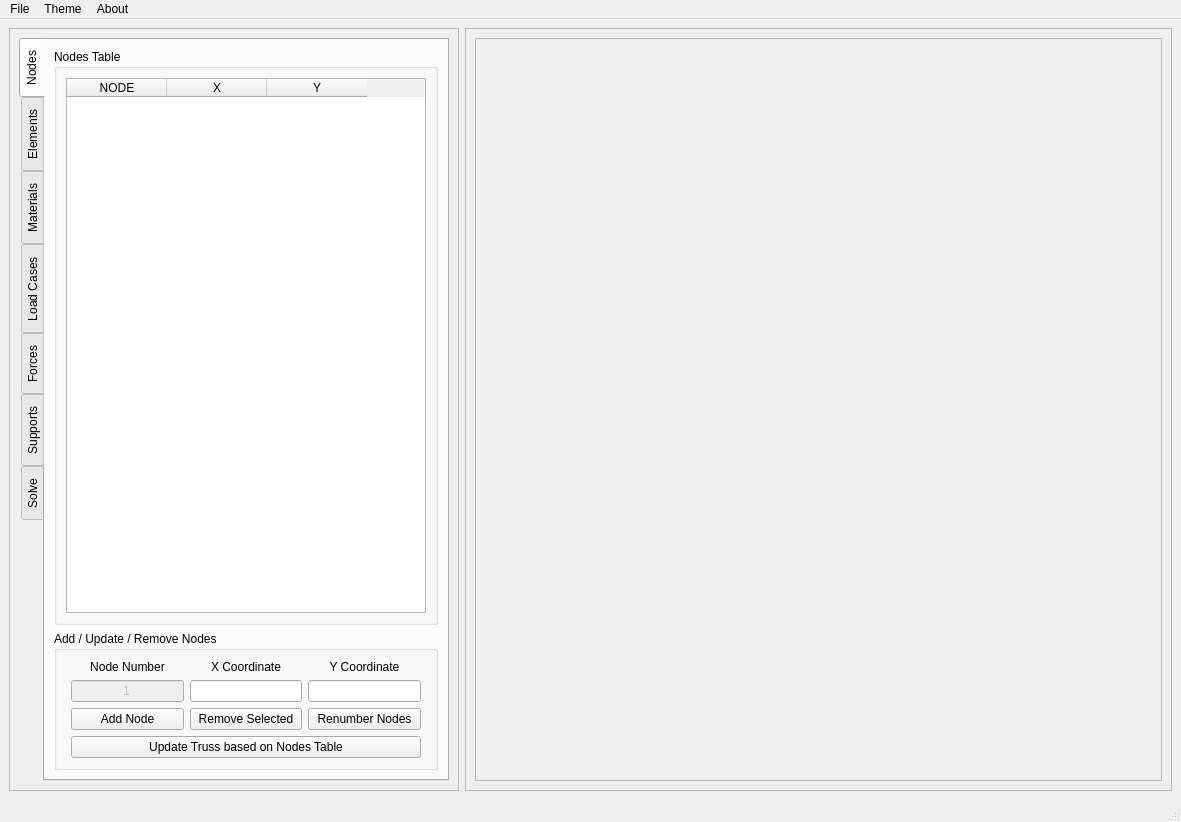
The window that Truss2D_GUI.ui (mjamezquidilla/pysead) describes before a commit, drawn with Qt 5.
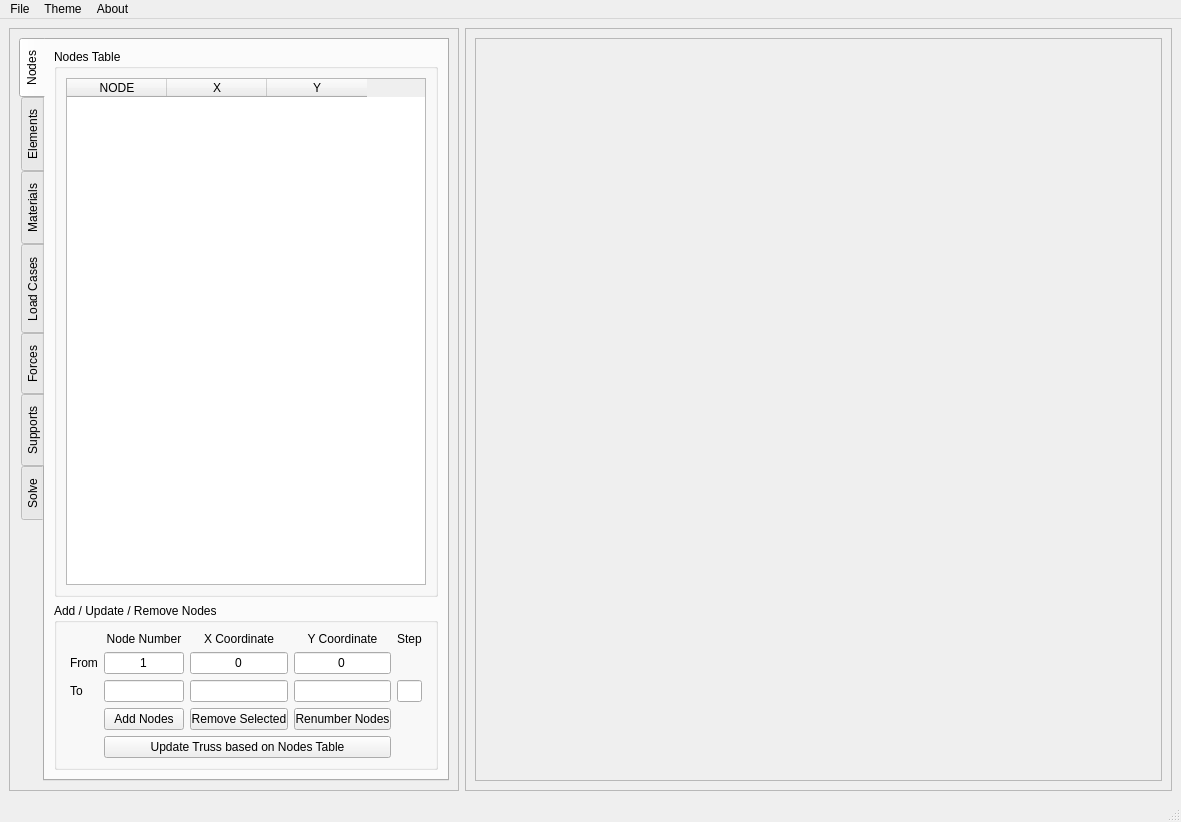
The same window after the commit.

Patch:
```diff
--- a/Truss2D_GUI.ui
+++ b/Truss2D_GUI.ui
@@ -125,74 +125,45 @@
                </property>
                <layout class="QHBoxLayout" name="horizontalLayout_4">
                 <item>
-                 <layout class="QGridLayout" name="Add_Remove_Grid">
+                 <layout class="QGridLayout" name="Add_Remove_Grid" rowstretch="1,0,0,0,0" columnstretch="1,0,0,0,0">
+                  <property name="sizeConstraint">
+                   <enum>QLayout::SetDefaultConstraint</enum>
+                  </property>
                   <property name="leftMargin">
-                   <number>5</number>
+                   <number>4</number>
                   </property>
                   <property name="rightMargin">
-                   <number>5</number>
+                   <number>4</number>
                   </property>
-                  <item row="1" column="1">
-                   <widget class="QLineEdit" name="X_Coord_LEdit">
-                    <property name="alignment">
-                     <set>Qt::AlignCenter</set>
-                    </property>
-                   </widget>
-                  </item>
-                  <item row="0" column="0">
-                   <widget class="QLabel" name="Node_Number_Label">
-                    <property name="text">
-                     <string>Node Number</string>
-                    </property>
-                    <property name="alignment">
-                     <set>Qt::AlignCenter</set>
-                    </property>
-                   </widget>
-                  </item>
-                  <item row="2" column="0">
-                   <widget class="QPushButton" name="Add_Node_Button">
-                    <property name="sizePolicy">
-                     <sizepolicy hsizetype="Minimum" vsizetype="Expanding">
-                      <horstretch>0</horstretch>
-                      <verstretch>0</verstretch>
-                     </sizepolicy>
-                    </property>
-                    <property name="text">
-                     <string>Add Node</string>
-                    </property>
-                   </widget>
-                  </item>
-                  <item row="2" column="1">
-                   <widget class="QPushButton" name="Remove_Node_Button">
-                    <property name="sizePolicy">
-                     <sizepolicy hsizetype="Minimum" vsizetype="Expanding">
-                      <horstretch>0</horstretch>
-                      <verstretch>0</verstretch>
-                     </sizepolicy>
-                    </property>
-                    <property name="text">
-                     <string>Remove Selected</string>
-                    </property>
-                   </widget>
-                  </item>
-                  <item row="0" column="2">
-                   <widget class="QLabel" name="Y_Coord_Label">
-                    <property name="text">
-                     <string>Y Coordinate</string>
-                    </property>
-                    <property name="alignment">
-                     <set>Qt::AlignCenter</set>
-                    </property>
-                   </widget>
-                  </item>
                   <item row="2" column="2">
+                   <widget class="QLineEdit" name="X2_Coord_LEdit">
+                    <property name="alignment">
+                     <set>Qt::AlignCenter</set>
+                    </property>
+                   </widget>
+                  </item>
+                  <item row="1" column="0">
+                   <widget class="QLabel" name="label_12">
+                    <property name="text">
+                     <string>From</string>
+                    </property>
+                   </widget>
+                  </item>
+                  <item row="3" column="3">
                    <widget class="QPushButton" name="Renumber_Nodes_Button">
                     <property name="text">
                      <string>Renumber Nodes</string>
                     </property>
                    </widget>
                   </item>
-                  <item row="0" column="1">
+                  <item row="2" column="0">
+                   <widget class="QLabel" name="label_13">
+                    <property name="text">
+                     <string>To</string>
+                    </property>
+                   </widget>
+                  </item>
+                  <item row="0" column="2">
                    <widget class="QLabel" name="X_Coord_Label">
                     <property name="text">
                      <string>X Coordinate</string>
@@ -202,13 +173,20 @@
                     </property>
                    </widget>
                   </item>
-                  <item row="1" column="0">
-                   <widget class="QLineEdit" name="Node_Number_LEdit">
-                    <property name="enabled">
-                     <bool>false</bool>
+                  <item row="0" column="3">
+                   <widget class="QLabel" name="Y_Coord_Label">
+                    <property name="text">
+                     <string>Y Coordinate</string>
                     </property>
+                    <property name="alignment">
+                     <set>Qt::AlignCenter</set>
+                    </property>
+                   </widget>
+                  </item>
+                  <item row="1" column="3">
+                   <widget class="QLineEdit" name="Y1_Coord_LEdit">
                     <property name="text">
-                     <string>1</string>
+                     <string>0</string>
                     </property>
                     <property name="alignment">
                      <set>Qt::AlignCenter</set>
@@ -216,19 +194,102 @@
                    </widget>
                   </item>
                   <item row="1" column="2">
-                   <widget class="QLineEdit" name="Y_Coord_LEdit">
+                   <widget class="QLineEdit" name="X1_Coord_LEdit">
+                    <property name="text">
+                     <string>0</string>
+                    </property>
                     <property name="alignment">
                      <set>Qt::AlignCenter</set>
                     </property>
                    </widget>
                   </item>
-                  <item row="3" column="0" colspan="3">
+                  <item row="3" column="1">
+                   <widget class="QPushButton" name="Add_Node_Button">
+                    <property name="sizePolicy">
+                     <sizepolicy hsizetype="Minimum" vsizetype="Expanding">
+                      <horstretch>0</horstretch>
+                      <verstretch>0</verstretch>
+                     </sizepolicy>
+                    </property>
+                    <property name="text">
+                     <string>Add Nodes</string>
+                    </property>
+                   </widget>
+                  </item>
+                  <item row="2" column="3">
+                   <widget class="QLineEdit" name="Y2_Coord_LEdit">
+                    <property name="alignment">
+                     <set>Qt::AlignCenter</set>
+                    </property>
+                   </widget>
+                  </item>
+                  <item row="3" column="2">
+                   <widget class="QPushButton" name="Remove_Node_Button">
+                    <property name="sizePolicy">
+                     <sizepolicy hsizetype="Minimum" vsizetype="Expanding">
+                      <horstretch>0</horstretch>
+                      <verstretch>0</verstretch>
+                     </sizepolicy>
+                    </property>
+                    <property name="text">
+                     <string>Remove Selected</string>
+                    </property>
+                   </widget>
+                  </item>
+                  <item row="4" column="1" colspan="3">
                    <widget class="QPushButton" name="Update_Truss_Nodes_Button">
                     <property name="text">
                      <string>Update Truss based on Nodes Table</string>
                     </property>
                    </widget>
                   </item>
+                  <item row="0" column="1">
+                   <widget class="QLabel" name="Node_Number_Label">
+                    <property name="text">
+                     <string>Node Number</string>
+                    </property>
+                    <property name="alignment">
+                     <set>Qt::AlignCenter</set>
+                    </property>
+                   </widget>
+                  </item>
+                  <item row="1" column="1">
+                   <widget class="QLineEdit" name="Node_Number_From_LEdit">
+                    <property name="enabled">
+                     <bool>true</bool>
+                    </property>
+                    <property name="text">
+                     <string>1</string>
+                    </property>
+                    <property name="alignment">
+                     <set>Qt::AlignCenter</set>
+                    </property>
+                   </widget>
+                  </item>
+                  <item row="2" column="1">
+                   <widget class="QLineEdit" name="Node_Number_Current_LEdit">
+                    <property name="alignment">
+                     <set>Qt::AlignCenter</set>
+                    </property>
+                   </widget>
+                  </item>
+                  <item row="0" column="4">
+                   <widget class="QLabel" name="label_14">
+                    <property name="text">
+                     <string>Step</string>
+                    </property>
+                    <property name="alignment">
+                     <set>Qt::AlignCenter</set>
+                    </property>
+                   </widget>
+                  </item>
+                  <item row="2" column="4">
+                   <widget class="QLineEdit" name="Node_Step_LEdit">
+                    <property name="alignment">
+                     <set>Qt::AlignCenter</set>
+                    </property>
+                   </widget>
+                  </item>
                  </layout>
                 </item>
                </layout>
```
Left out of the diff: 299 changed lines with no effect on the pictures.
